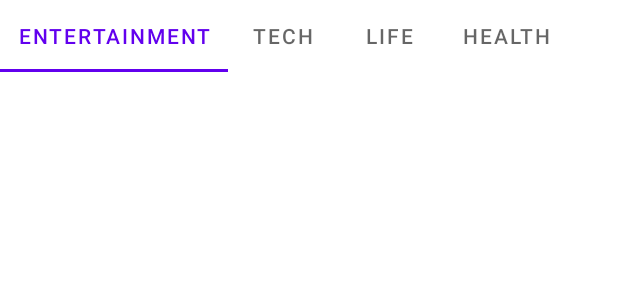
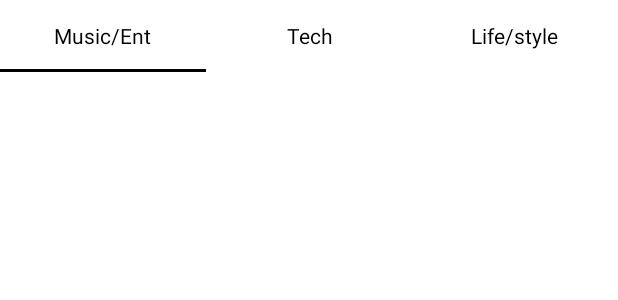
Before and after one commit to EvansMutwiri/Quotwit, an Android app: the layout activity_topics.xml on its own in the app's theme, with its tools: preview values and no code run, on a phone screen of 412 x 824 dp. Shown: the top 300 px of the screen. Run offline under Robolectric (Android 15) with nearby library versions, the phone set to English and light mode, and no system bars.

Commit message:
main categories tab view

```diff
--- a/app/build.gradle
+++ b/app/build.gradle
@@ -32,6 +32,7 @@ dependencies {
     implementation 'androidx.appcompat:appcompat:1.3.1'
     implementation 'com.google.android.material:material:1.4.0'
     implementation 'androidx.constraintlayout:constraintlayout:2.1.0'
+    implementation 'androidx.legacy:legacy-support-v4:1.0.0'
     testImplementation 'junit:junit:4.13.2'
     androidTestImplementation 'androidx.test.ext:junit:1.1.3'
     androidTestImplementation 'androidx.test.espresso:espresso-core:3.4.0'
--- a/app/src/main/res/layout/activity_topics.xml
+++ b/app/src/main/res/layout/activity_topics.xml
@@ -9,34 +9,45 @@
 
 
     <com.google.android.material.tabs.TabLayout
-
+        android:id="@+id/tablayout"
         android:layout_width="match_parent"
         android:layout_height="wrap_content"
         android:textAllCaps="false"
         app:layout_constraintEnd_toEndOf="parent"
         app:layout_constraintStart_toStartOf="parent"
         app:layout_constraintTop_toTopOf="parent"
-        app:tabMode="scrollable">
+        app:tabIndicatorColor="@android:color/primary_text_light"
+        app:tabIndicatorHeight="2dp"
+        app:tabTextAppearance="@android:style/TextAppearance.Widget.TabWidget"
+        app:tabTextColor="@android:color/primary_text_light" >
 
         <com.google.android.material.tabs.TabItem
             android:layout_width="wrap_content"
-            android:layout_height="wrap_content"
-            android:text="Entertainment"
+            android:layout_height="match_parent"
+            android:text="Music/Ent"
             android:textAllCaps="false" />
 
         <com.google.android.material.tabs.TabItem
-            android:layout_width="wrap_content"
+            android:layout_width="match_parent"
             android:layout_height="wrap_content"
             android:text="Tech" />
 
         <com.google.android.material.tabs.TabItem
-            android:layout_width="wrap_content"
+            android:layout_width="match_parent"
             android:layout_height="wrap_content"
-            android:text="Life" />
+            android:text="Life/style" />
 
-        <com.google.android.material.tabs.TabItem
-            android:layout_width="wrap_content"
-            android:layout_height="wrap_content"
-            android:text="Health" />
     </com.google.android.material.tabs.TabLayout>
+
+    <androidx.viewpager.widget.ViewPager
+        android:id="@+id/viewpager"
+        android:layout_width="match_parent"
+        android:layout_height="wrap_content"
+        app:layout_constraintBottom_toBottomOf="parent"
+        app:layout_constraintEnd_toEndOf="parent"
+        app:layout_constraintHorizontal_bias="0.3"
+        app:layout_constraintStart_toStartOf="parent"
+        app:layout_constraintTop_toBottomOf="@+id/tablayout"
+        />
+
 </androidx.constraintlayout.widget.ConstraintLayout>
--- a/app/src/main/res/values/strings.xml
+++ b/app/src/main/res/values/strings.xml
@@ -14,4 +14,6 @@
     <string name="create_an_account">Create an Account</string>
     <string name="boldfont">\@font/Jost-Bold.tff</string>
     <string name="hello">Hello</string>
+    <!-- TODO: Remove or change this placeholder text -->
+    <string name="hello_blank_fragment">Hello blank fragment</string>
 </resources>
```
Also changed, not shown: app/src/main/java/com/evans/quotwit/Ent.java (added, +19 -0 lines), app/src/main/java/com/evans/quotwit/Life.java (added, +21 -0 lines), app/src/main/java/com/evans/quotwit/Tech.java (added, +20 -0 lines), app/src/main/java/com/evans/quotwit/Topics.java (+20 -0 lines), app/src/main/java/com/evans/quotwit/VPAdaptor.java (added, +41 -0 lines), app/src/main/res/layout/fragment_ent.xml (added, +14 -0 lines), app/src/main/res/layout/fragment_life.xml (added, +14 -0 lines), app/src/main/res/layout/fragment_tech.xml (added, +13 -0 lines).
